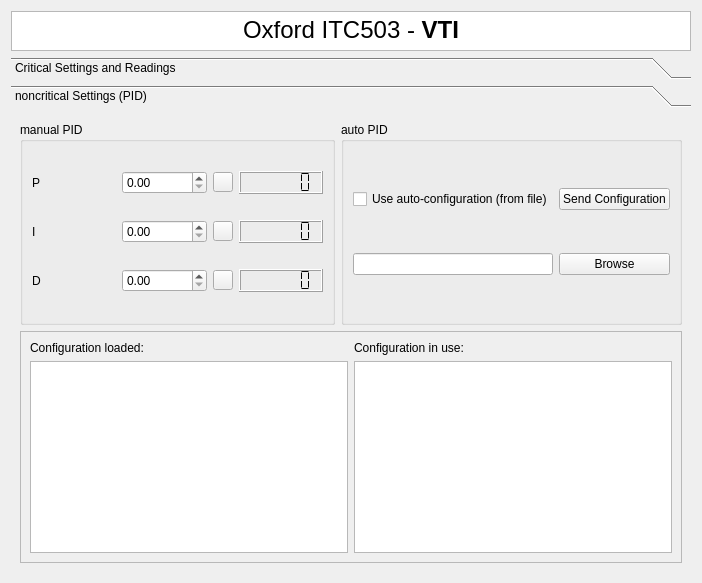
The window that CryostatGUI/Oxford/itc503_Qwidget.ui (Cryostat-GUI/Cryostat-GUI) describes before a commit, drawn with Qt 5.
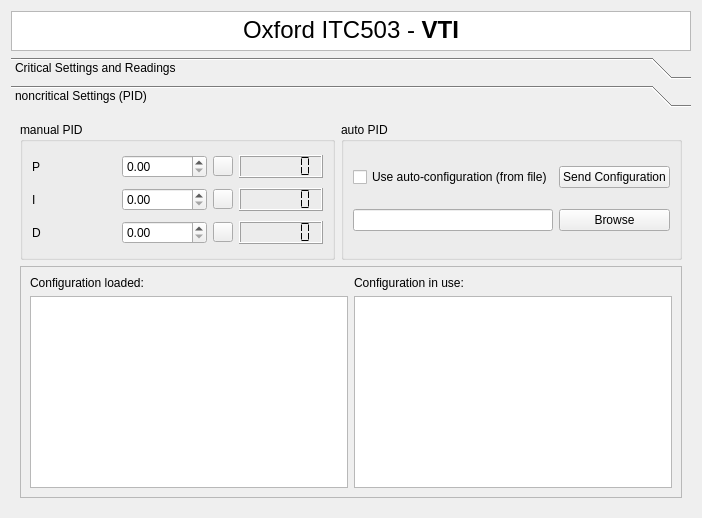
The same window after the commit. The open tabs and pages were chosen to show the change. Icons and pictures are not drawn.

Patch:
```diff
--- a/CryostatGUI/Oxford/itc503_Qwidget.ui
+++ b/CryostatGUI/Oxford/itc503_Qwidget.ui
@@ -7,7 +7,7 @@
     <x>0</x>
     <y>0</y>
     <width>698</width>
-    <height>579</height>
+    <height>514</height>
    </rect>
   </property>
   <property name="windowTitle">
@@ -42,7 +42,7 @@
      <property name="minimumSize">
       <size>
        <width>680</width>
-       <height>515</height>
+       <height>450</height>
       </size>
      </property>
      <property name="frameShape">
@@ -585,8 +585,8 @@
        <rect>
         <x>0</x>
         <y>0</y>
-        <width>705</width>
-        <height>461</height>
+        <width>680</width>
+        <height>396</height>
        </rect>
       </property>
       <attribute name="label">
```
Left out of the diff: 8 changed lines with no effect on the pictures.
